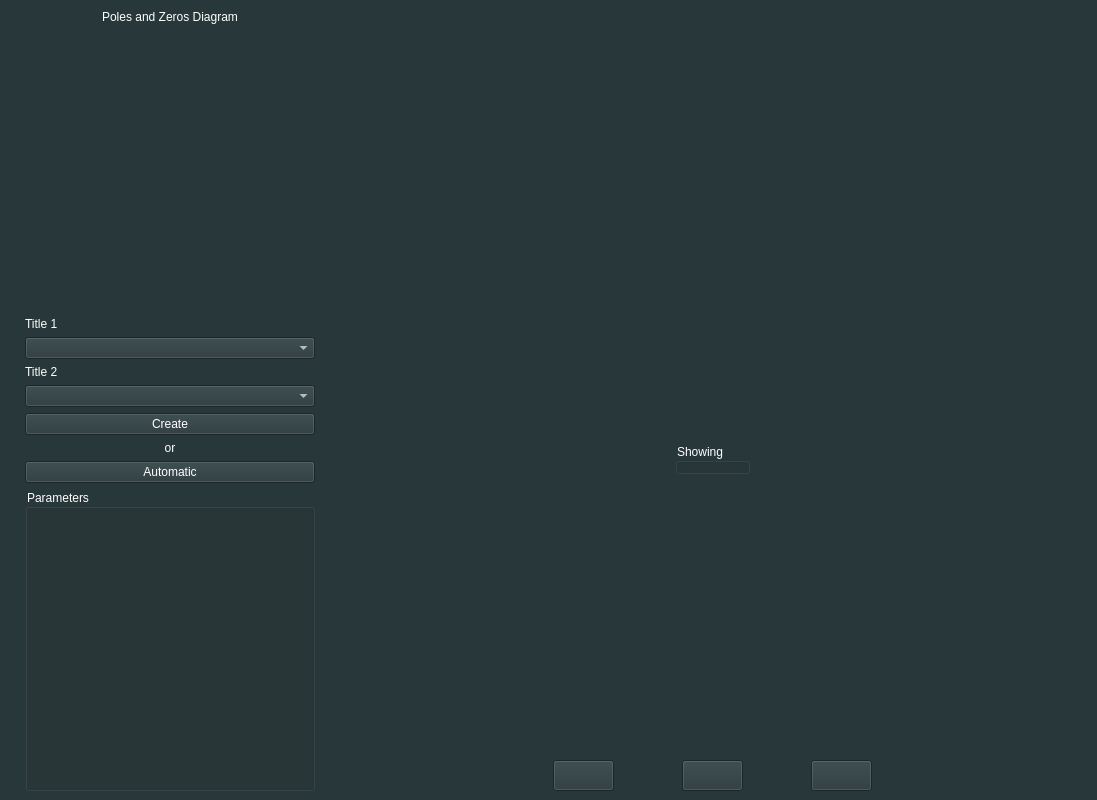
SantiAA/AnalogFilterMaker, file FrontEnd/UIs/secondstage.ui: the form before one commit.
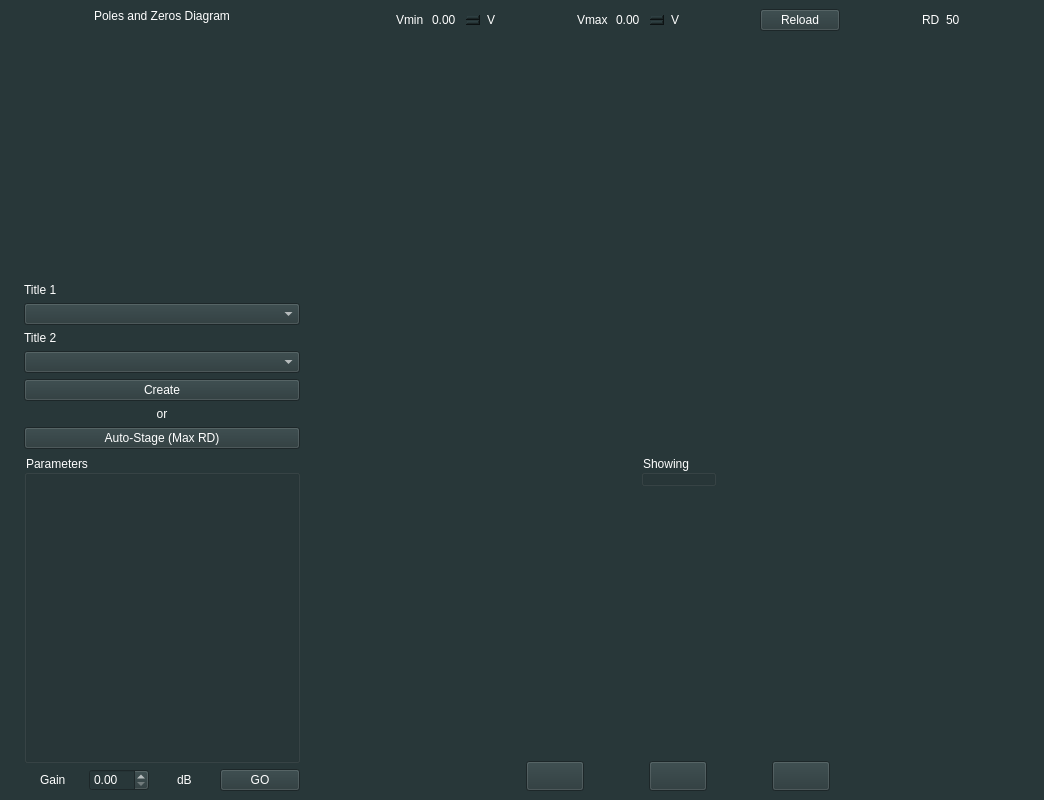
The form after the commit. Custom widgets are drawn as their Qt base class.

Patch:
```diff
--- a/FrontEnd/UIs/secondstage.ui
+++ b/FrontEnd/UIs/secondstage.ui
@@ -6,7 +6,7 @@
    <rect>
     <x>0</x>
     <y>0</y>
-    <width>1097</width>
+    <width>1044</width>
     <height>800</height>
    </rect>
   </property>
@@ -21,7 +21,7 @@
     <item>
      <layout class="QHBoxLayout" name="horizontalLayout" stretch="30,70">
       <item>
-       <layout class="QVBoxLayout" name="verticalLayout_2" stretch="45,10,45">
+       <layout class="QVBoxLayout" name="verticalLayout_2" stretch="40,10,50">
         <item>
          <layout class="QHBoxLayout" name="horizontalLayout_9" stretch="5,90,5">
           <item>
@@ -211,7 +211,7 @@
 color:rgb(255, 255, 255);</string>
                 </property>
                 <property name="text">
-                 <string>Automatic</string>
+                 <string>Auto-Stage (Max RD)</string>
                 </property>
                </widget>
               </item>
@@ -250,7 +250,7 @@
            </spacer>
           </item>
           <item>
-           <layout class="QVBoxLayout" name="verticalLayout_3">
+           <layout class="QVBoxLayout" name="verticalLayout_3" stretch="85,15">
             <item>
              <widget class="QGroupBox" name="groupBox">
               <property name="styleSheet">
@@ -259,8 +259,58 @@
               <property name="title">
                <string>Parameters</string>
               </property>
+              <property name="flat">
+               <bool>false</bool>
+              </property>
              </widget>
             </item>
+            <item>
+             <layout class="QHBoxLayout" name="horizontalLayout_10">
+              <item alignment="Qt::AlignHCenter">
+               <widget class="QLabel" name="label_6">
+                <property name="styleSheet">
+                 <string notr="true">font: 63 8pt &quot;Open Sans Semibold&quot;;
+color:rgb(255, 255, 255);
+border: 0px solid blue;</string>
+                </property>
+                <property name="text">
+                 <string>Gain</string>
+                </property>
+               </widget>
+              </item>
+              <item>
+               <widget class="QDoubleSpinBox" name="gainSpin">
+                <property name="styleSheet">
+                 <string notr="true">font: 63 7pt &quot;Open Sans Semibold&quot;;
+color:rgb(255, 255, 255);</string>
+                </property>
+               </widget>
+              </item>
+              <item alignment="Qt::AlignHCenter">
+               <widget class="QLabel" name="label">
+                <property name="styleSheet">
+                 <string notr="true">font: 63 8pt &quot;Open Sans Semibold&quot;;
+color:rgb(255, 255, 255);
+border: 0px solid blue;</string>
+                </property>
+                <property name="text">
+                 <string>dB</string>
+                </property>
+               </widget>
+              </item>
+              <item>
+               <widget class="QPushButton" name="goGain">
+                <property name="styleSheet">
+                 <string notr="true">font: 63 9pt &quot;Open Sans Semibold&quot;;
+color:rgb(255, 255, 255);</string>
+                </property>
+                <property name="text">
+                 <string>GO</string>
+                </property>
+               </widget>
+              </item>
+             </layout>
+            </item>
            </layout>
           </item>
           <item>
@@ -281,7 +331,177 @@
        </layout>
       </item>
       <item>
-       <layout class="QVBoxLayout" name="rightLayout" stretch="55,4,1,35,4">
+       <layout class="QVBoxLayout" name="rightLayout" stretch="0,55,4,1,35,4">
+        <item>
+         <layout class="QHBoxLayout" name="horizontalLayout_12">
+          <item>
+           <spacer name="horizontalSpacer_17">
+            <property name="orientation">
+             <enum>Qt::Horizontal</enum>
+            </property>
+            <property name="sizeHint" stdset="0">
+             <size>
+              <width>40</width>
+              <height>20</height>
+             </size>
+            </property>
+           </spacer>
+          </item>
+          <item>
+           <widget class="QLabel" name="label_14">
+            <property name="styleSheet">
+             <string notr="true">font: 63 8pt &quot;Open Sans Semibold&quot;;
+color:rgb(255, 255, 255);
+border: 0px solid blue;</string>
+            </property>
+            <property name="text">
+             <string>Vmin</string>
+            </property>
+           </widget>
+          </item>
+          <item alignment="Qt::AlignHCenter">
+           <widget class="QDoubleSpinBox" name="vminSpin">
+            <property name="styleSheet">
+             <string notr="true">font: 63 8pt &quot;Open Sans Semibold&quot;;
+color:rgb(255, 255, 255);
+border: 0px solid blue;</string>
+            </property>
+           </widget>
+          </item>
+          <item alignment="Qt::AlignLeft">
+           <widget class="QLabel" name="label_13">
+            <property name="styleSheet">
+             <string notr="true">font: 63 8pt &quot;Open Sans Semibold&quot;;
+color:rgb(255, 255, 255);
+border: 0px solid blue;</string>
+            </property>
+            <property name="text">
+             <string>V</string>
+            </property>
+           </widget>
+          </item>
+          <item>
+           <spacer name="horizontalSpacer_18">
+            <property name="orientation">
+             <enum>Qt::Horizontal</enum>
+            </property>
+            <property name="sizeHint" stdset="0">
+             <size>
+              <width>40</width>
+              <height>20</height>
+             </size>
+            </property>
+           </spacer>
+          </item>
+          <item alignment="Qt::AlignRight">
+           <widget class="QLabel" name="label_12">
+            <property name="styleSheet">
+             <string notr="true">font: 63 8pt &quot;Open Sans Semibold&quot;;
+color:rgb(255, 255, 255);
+border: 0px solid blue;</string>
+            </property>
+            <property name="text">
+             <string>Vmax</string>
+            </property>
+           </widget>
+          </item>
+          <item>
+           <widget class="QDoubleSpinBox" name="vmaxspin">
+            <property name="styleSheet">
+             <string notr="true">font: 63 8pt &quot;Open Sans Semibold&quot;;
+color:rgb(255, 255, 255);
+border: 0px solid blue;</string>
+            </property>
+           </widget>
+          </item>
+          <item>
+           <widget class="QLabel" name="label_11">
+            <property name="styleSheet">
+             <string notr="true">font: 63 8pt &quot;Open Sans Semibold&quot;;
+color:rgb(255, 255, 255);
+border: 0px solid blue;</string>
+            </property>
+            <property name="text">
+             <string>V</string>
+            </property>
+           </widget>
+          </item>
+          <item>
+           <spacer name="horizontalSpacer_19">
+            <property name="orientation">
+             <enum>Qt::Horizontal</enum>
+            </property>
+            <property name="sizeHint" stdset="0">
+             <size>
+              <width>40</width>
+              <height>20</height>
+             </size>
+            </property>
+           </spacer>
+          </item>
+          <item>
+           <widget class="QPushButton" name="reloadv">
+            <property name="styleSheet">
+             <string notr="true">font: 63 9pt &quot;Open Sans Semibold&quot;;
+color:rgb(255, 255, 255);</string>
+            </property>
+            <property name="text">
+             <string>Reload</string>
+            </property>
+           </widget>
+          </item>
+          <item>
+           <spacer name="horizontalSpacer_20">
+            <property name="orientation">
+             <enum>Qt::Horizontal</enum>
+            </property>
+            <property name="sizeHint" stdset="0">
+             <size>
+              <width>40</width>
+              <height>20</height>
+             </size>
+            </property>
+           </spacer>
+          </item>
+          <item>
+           <widget class="QLabel" name="label_10">
+            <property name="styleSheet">
+             <string notr="true">font: 63 11pt &quot;Open Sans Semibold&quot;;
+color:rgb(255, 255, 255);
+border: 0px solid blue;</string>
+            </property>
+            <property name="text">
+             <string>RD</string>
+            </property>
+           </widget>
+          </item>
+          <item>
+           <widget class="QLabel" name="rd">
+            <property name="styleSheet">
+             <string notr="true">font: 63 11pt &quot;Open Sans Semibold&quot;;
+color:rgb(255, 255, 255);
+border: 0px solid blue;</string>
+            </property>
+            <property name="text">
+             <string>50</string>
+            </property>
+           </widget>
+          </item>
+          <item>
+           <spacer name="horizontalSpacer_21">
+            <property name="orientation">
+             <enum>Qt::Horizontal</enum>
+            </property>
+            <property name="sizeHint" stdset="0">
+             <size>
+              <width>40</width>
+              <height>20</height>
+             </size>
+            </property>
+           </spacer>
+          </item>
+         </layout>
+        </item>
         <item>
          <layout class="QHBoxLayout" name="horizontalLayout_6" stretch="10,80,10">
           <item>
@@ -330,7 +550,7 @@
             </property>
            </spacer>
           </item>
-          <item>
+          <item alignment="Qt::AlignHCenter">
            <widget class="QGroupBox" name="showing_group">
             <property name="styleSheet">
              <string notr="true">color:rgb(255, 255, 255)</string>
```
Left out of the diff: 6 changed lines with no effect on the pictures.
